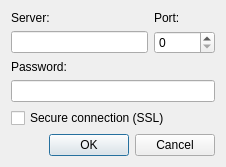
This is src/plugins/azoth/plugins/acetamide/ircaddserverdialog.ui in 0xd34df00d/leechcraft as Qt 5 draws it before an edit. The edited form follows.
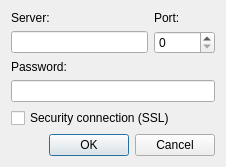
This is the edited form.

Diff of the .ui file:
```diff
--- a/src/plugins/azoth/plugins/acetamide/ircaddserverdialog.ui
+++ b/src/plugins/azoth/plugins/acetamide/ircaddserverdialog.ui
@@ -71,7 +71,7 @@
    <item row="4" column="0" colspan="2">
     <widget class="QCheckBox" name="SSL_">
      <property name="text">
-      <string>Secure connection (SSL)</string>
+      <string>Security connection (SSL)</string>
      </property>
     </widget>
    </item>
```
